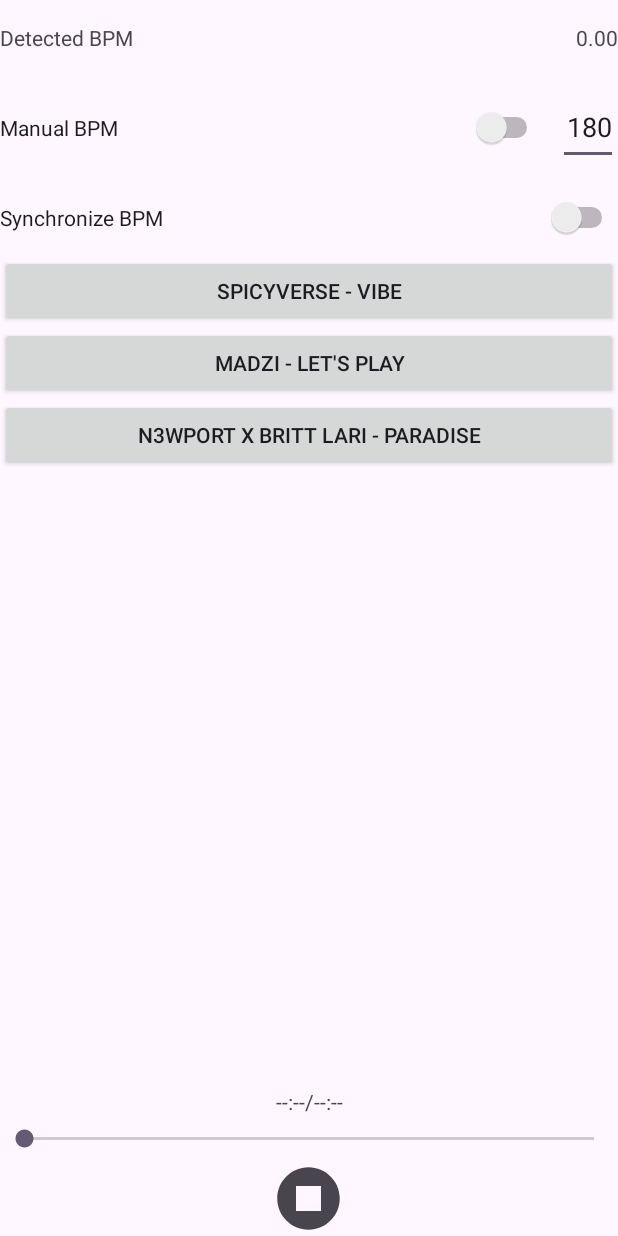
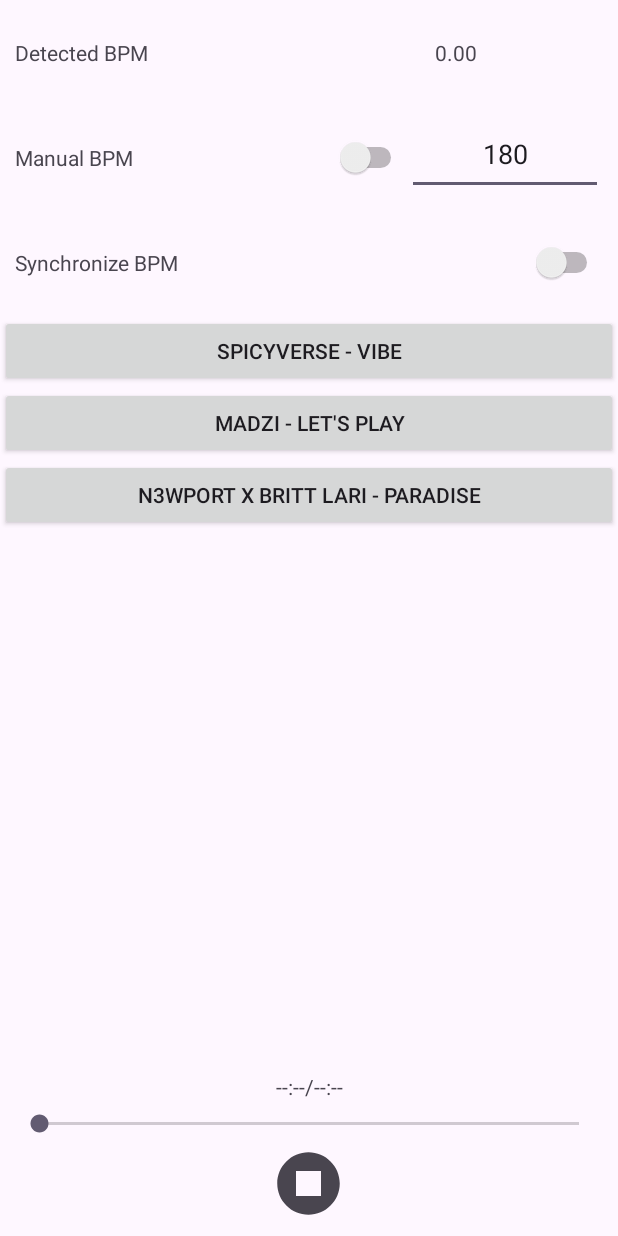
Before and after one commit to YuichiKondo/sync-player, an Android app: the screen it shows after launch (MainActivity), on a phone screen of 412 x 824 dp. Run offline under Robolectric (Android 15) with nearby library versions, the phone set to English and light mode, and no system bars.

Commit message:
Improve layout

```diff
--- a/app/src/main/res/layout/activity_main.xml
+++ b/app/src/main/res/layout/activity_main.xml
@@ -15,12 +15,13 @@
         <LinearLayout
             android:layout_width="match_parent"
             android:layout_height="50dp"
+            android:layout_margin="10dp"
             android:orientation="horizontal">
 
             <TextView
                 android:layout_width="0dp"
                 android:layout_height="match_parent"
-                android:layout_weight="8.5"
+                android:layout_weight="1"
                 android:gravity="center_vertical"
                 android:text="@string/detected_bpm" />
 
@@ -28,63 +29,78 @@
                 android:id="@+id/text_view_detected_bpm"
                 android:layout_width="0dp"
                 android:layout_height="match_parent"
-                android:layout_weight="1.5"
-                android:gravity="end|center_vertical"
+                android:layout_weight="1"
+                android:gravity="center"
                 android:text="@string/default_detected_bpm" />
 
         </LinearLayout>
 
-        <Space
-            android:layout_width="match_parent"
-            android:layout_height="10dp" />
-
         <LinearLayout
             android:layout_width="match_parent"
             android:layout_height="50dp"
+            android:layout_margin="10dp"
             android:orientation="horizontal">
+
+            <TextView
+                android:layout_width="0dp"
+                android:layout_height="match_parent"
+                android:layout_weight="1"
+                android:gravity="center_vertical"
+                android:text="@string/manual_bpm" />
 
             <Switch
                 android:id="@+id/switch_manual_bpm"
                 android:layout_width="0dp"
                 android:layout_height="match_parent"
                 android:layout_weight="1"
+                android:contentDescription="@string/manual_bpm"
                 android:checked="false"
-                android:text="@string/manual_bpm"
                 tools:ignore="UseSwitchCompatOrMaterialXml" />
-
-            <Space
-                android:layout_width="10dp"
-                android:layout_height="match_parent" />
 
             <EditText
                 android:id="@+id/edit_text_number_manual_bpm"
-                android:layout_width="40dp"
+                android:layout_width="0dp"
                 android:layout_height="match_parent"
+                android:layout_weight="1"
                 android:autofillHints=""
                 android:ems="10"
-                android:gravity="end|center_vertical"
+                android:gravity="center_horizontal"
                 android:inputType="number"
                 android:text="@string/default_manual_bpm"
                 tools:ignore="LabelFor" />
 
         </LinearLayout>
 
-        <Space
+        <LinearLayout
             android:layout_width="match_parent"
-            android:layout_height="10dp" />
+            android:layout_height="50dp"
+            android:layout_margin="10dp"
+            android:orientation="horizontal">
+
+            <TextView
+                android:layout_width="0dp"
+                android:layout_height="match_parent"
+                android:layout_weight="1"
+                android:gravity="center_vertical"
+                android:text="@string/sync_bpm" />
 
             <Switch
                 android:id="@+id/switch_sync_bpm"
-            android:layout_width="match_parent"
+                android:layout_width="0dp"
                 android:layout_height="50dp"
+                android:layout_weight="1"
+                android:contentDescription="@string/sync_bpm"
                 android:checked="false"
-            android:text="@string/sync_bpm"
                 tools:ignore="UseSwitchCompatOrMaterialXml" />
+
+        </LinearLayout>
+
 
         <ScrollView
             android:layout_width="match_parent"
             android:layout_height="0dp"
-            android:layout_weight="1">
+            android:layout_weight="1"
+            android:contentDescription="@string/play_list">
 
             <LinearLayout
                 android:id="@+id/linear_layout_play_list"
@@ -96,6 +112,7 @@
         <LinearLayout
             android:layout_width="match_parent"
             android:layout_height="wrap_content"
+            android:layout_margin="10dp"
             android:orientation="vertical">
 
             <LinearLayout
@@ -130,7 +147,6 @@
                 android:layout_width="match_parent"
                 android:layout_height="30dp"
                 android:max="0" />
-        </LinearLayout>
 
             <ImageButton
                 android:id="@+id/button_pause_or_resume"
@@ -141,6 +157,8 @@
                 android:contentDescription="@string/pause_or_resume"
                 android:scaleType="fitCenter"
                 app:srcCompat="@drawable/pause" />
+        </LinearLayout>
+
 
     </LinearLayout>
 </androidx.constraintlayout.widget.ConstraintLayout>
--- a/app/src/main/res/values/strings.xml
+++ b/app/src/main/res/values/strings.xml
@@ -10,4 +10,5 @@
     <string name="request_permission_activity_recognition">身体活動の権限を許可してください</string>
     <string name="to_settings">設定へ</string>
     <string name="pause_or_resume">Pause or Resume</string>
+    <string name="play_list">Play List</string>
 </resources>
```
Lines whose indentation alone changed are shown as unchanged.
